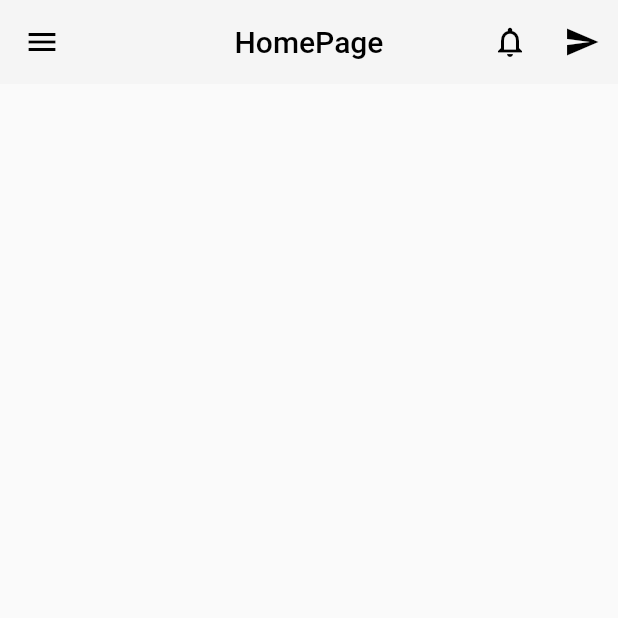
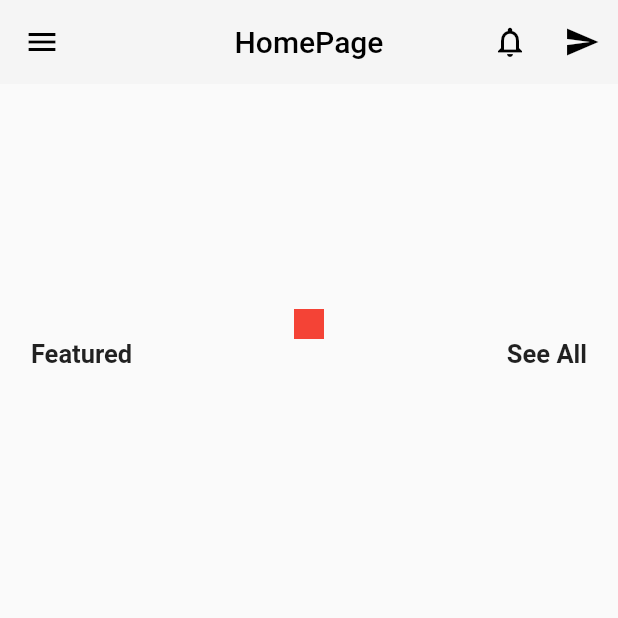
Before and after one commit to ahmedElatrouz/ecommerce-projects, a Flutter app: the screen it shows after launch, on a phone screen of 412 x 824 dp, the top half of it. Run offline on Flutter 3.47's test engine with Material 2 defaults, Android fonts, the phone set to English and light mode, and no system bars.

Commit message:
feature - [MOBILE] : add featured and see all texts

```diff
--- a/04-mobile/mobile_ecommerce/lib/screens/homepage.dart
+++ b/04-mobile/mobile_ecommerce/lib/screens/homepage.dart
@@ -1,3 +1,5 @@
+import 'dart:ui';
+
 import 'package:flutter/material.dart';
 import 'package:flutter/src/widgets/container.dart';
 import 'package:flutter/src/widgets/framework.dart';
@@ -27,6 +29,37 @@ class HomePage extends StatelessWidget {
 
         ],
       ),
+      body: Container(
+        height: double.infinity,
+        width: double.infinity,
+        margin: EdgeInsets.symmetric(horizontal: 10),
+        child: Column(
+          children: <Widget>[
+            Container(
+              margin: EdgeInsets.only(bottom: 20),
+              height: 190,
+              width: MediaQuery.of(context).size.width * 0.90,
+              child: Column(
+                mainAxisAlignment: MainAxisAlignment.end,
+                children: <Widget>[
+                  Container(
+                    height: 20,
+                    width: 20,
+                    color: Colors.red,
+                  ),
+                  Row(
+                    mainAxisAlignment: MainAxisAlignment.spaceBetween,
+                    children: <Widget>[
+                      Text("Featured", style: TextStyle(fontSize: 17, fontWeight: FontWeight.bold)),
+                      Text("See All", style: TextStyle(fontSize: 17, fontWeight: FontWeight.bold))
+                    ],
+                  )
+                ],
+              ),
+            ),
+          ],
+        ),
+      ),
     );
   }
 }
```
